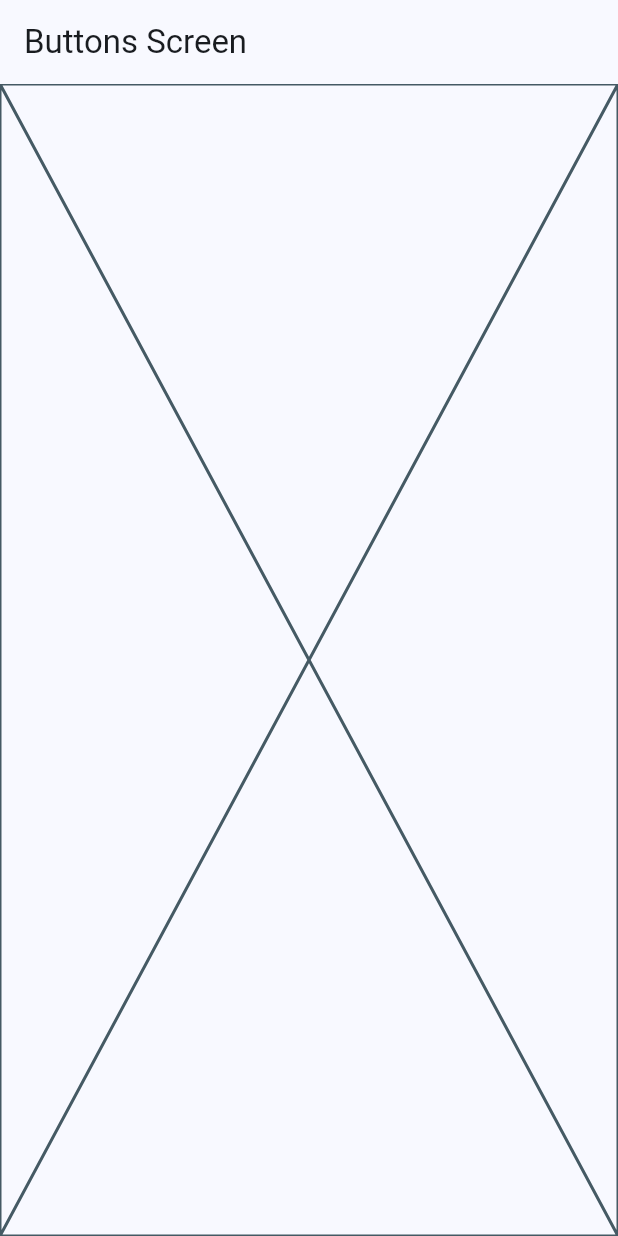
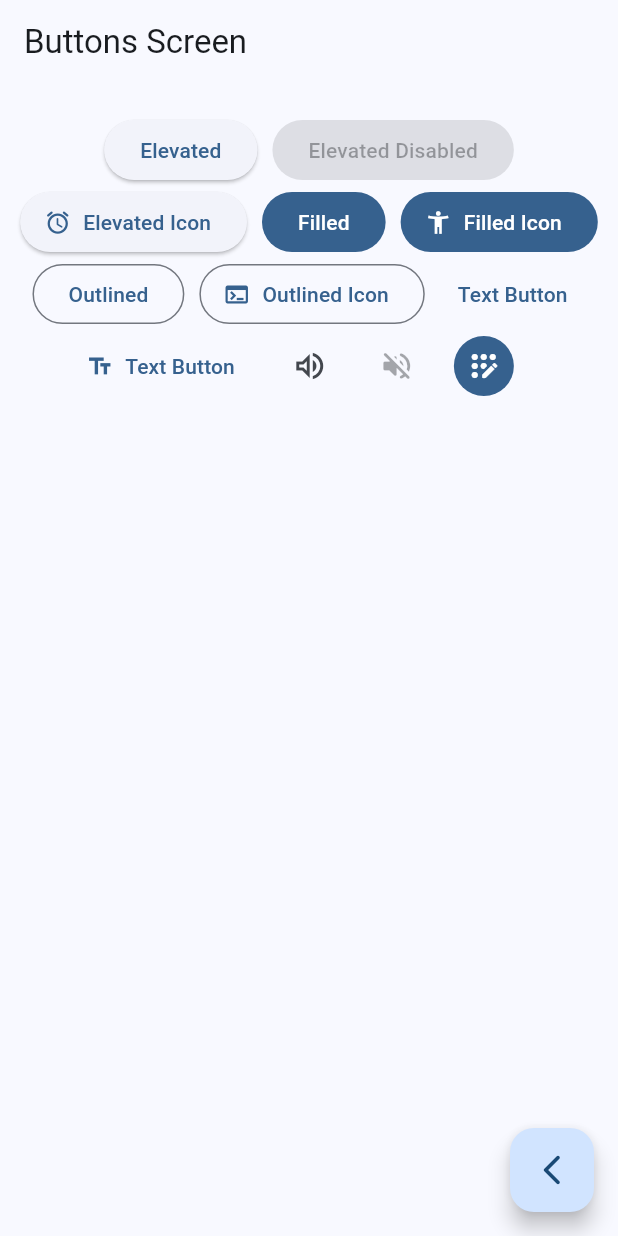
Before and after one commit to tamagoman/flutter-widget_app, a Flutter app: the ButtonsScreen screen opened by its route, on a phone screen of 412 x 824 dp. Run offline on Flutter 3.47's test engine with Material 3 defaults, Android fonts, the phone set to English and light mode, and no system bars; our stand-ins replace go_router.

Commit message:
Define different types of buttons

```diff
--- a/lib/presentation/screens/buttons/buttons_screen.dart
+++ b/lib/presentation/screens/buttons/buttons_screen.dart
@@ -11,7 +11,88 @@ class ButtonsScreen extends StatelessWidget {
       appBar: AppBar(
         title: const Text('Buttons Screen'),
       ),
-      body: Placeholder(),
+      body: _ButtonsView(),
+      floatingActionButton: FloatingActionButton(
+        child: const Icon( Icons.arrow_back_ios_new_rounded ),
+        onPressed: () => Navigator.pop(context),
+      ),
     );
   }
 }
+
+class _ButtonsView extends StatelessWidget {
+  const _ButtonsView();
+
+  @override
+  Widget build(BuildContext context) {
+
+    final colors = Theme.of(context).colorScheme;
+
+    return SizedBox(
+      width: double.infinity,
+      child: Padding(
+        padding: const EdgeInsets.symmetric(horizontal: 10, vertical: 20),
+        child: Wrap(
+          spacing: 10,
+          alignment: WrapAlignment.center,
+          children: [
+            ElevatedButton( onPressed: () {}, child: const Text('Elevated') ),
+            const ElevatedButton( onPressed: null, child: Text('Elevated Disabled') ),
+            ElevatedButton.icon(
+              onPressed: (){},
+              icon: const Icon( Icons.access_alarm_rounded),
+              label: const Text('Elevated Icon')
+            ),
+
+            FilledButton(onPressed: (){}, child: const Text('Filled')),
+
+            FilledButton.icon(
+              onPressed: () { },
+              icon: const Icon( Icons.accessibility_new ),
+              label: const Text('Filled Icon'),
+            ),
+
+            OutlinedButton(onPressed: () {}, child: const Text('Outlined')),
+
+            OutlinedButton.icon(
+              onPressed: (){},
+              icon: const Icon( Icons.terminal ),
+              label: const Text('Outlined Icon')
+            ),
+
+            TextButton(onPressed: () {}, child: const Text('Text Button')),
+
+            TextButton.icon(
+              onPressed: () {},
+              label: const Text('Text Button'),
+              icon: const Icon( Icons.text_fields ),
+            ),
+
+            // TODO: Custom Button
+
+            IconButton(
+              onPressed: (){},
+              icon: const Icon( Icons.volume_up_outlined ),
+            ),
+
+            IconButton(
+              onPressed: null,
+              icon: const Icon( Icons.volume_off_rounded ),
+            ),
+
+            IconButton(
+              onPressed: (){ },
+              icon: const Icon( Icons.app_registration_rounded),
+              style: ButtonStyle(
+                backgroundColor: WidgetStatePropertyAll(colors.primary),
+                iconColor: WidgetStatePropertyAll(Colors.white)
+              ),
+            ),
+
+            const SizedBox( width: 10, height: 10 ),
+          ],
+        )
+      ),
+    );
+  }
+}
```
